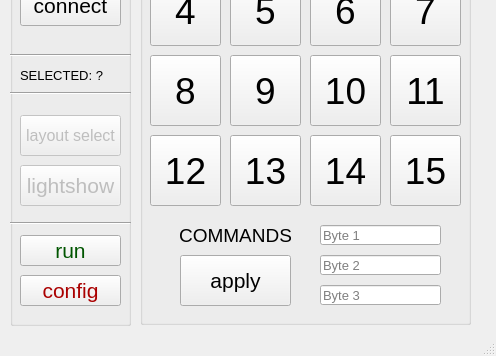
Qt form GUI.ui (Skipper7718/RBOX-Launchpad) before a commit; both pictures show x 0 to 496 and y 214 to 570 of the 496 by 570 pixel window.
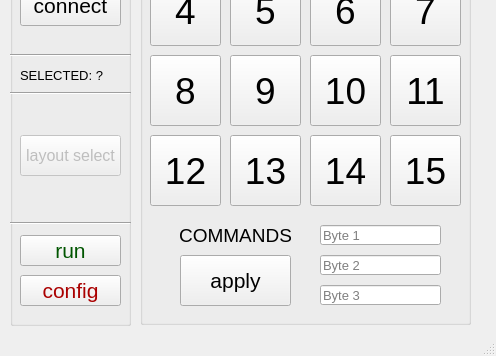
The same form after that commit. Icons and pictures are not drawn.

What changed in the file:
```diff
--- a/GUI.ui
+++ b/GUI.ui
@@ -707,27 +707,6 @@
       </property>
      </item>
     </widget>
-    <widget class="QPushButton" name="lightshow">
-     <property name="enabled">
-      <bool>false</bool>
-     </property>
-     <property name="geometry">
-      <rect>
-       <x>10</x>
-       <y>280</y>
-       <width>101</width>
-       <height>41</height>
-      </rect>
-     </property>
-     <property name="font">
-      <font>
-       <pointsize>16</pointsize>
-      </font>
-     </property>
-     <property name="text">
-      <string>lightshow</string>
-     </property>
-    </widget>
     <widget class="QPushButton" name="layout">
      <property name="enabled">
       <bool>false</bool>
@@ -735,7 +714,7 @@
      <property name="geometry">
       <rect>
        <x>10</x>
-       <y>230</y>
+       <y>250</y>
        <width>101</width>
        <height>41</height>
       </rect>
```
Left out of the diff: 3 changed lines with no effect on the pictures.
